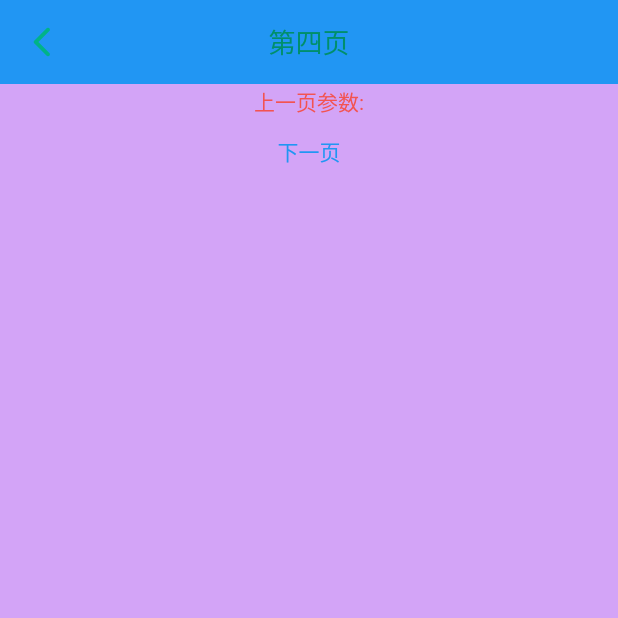
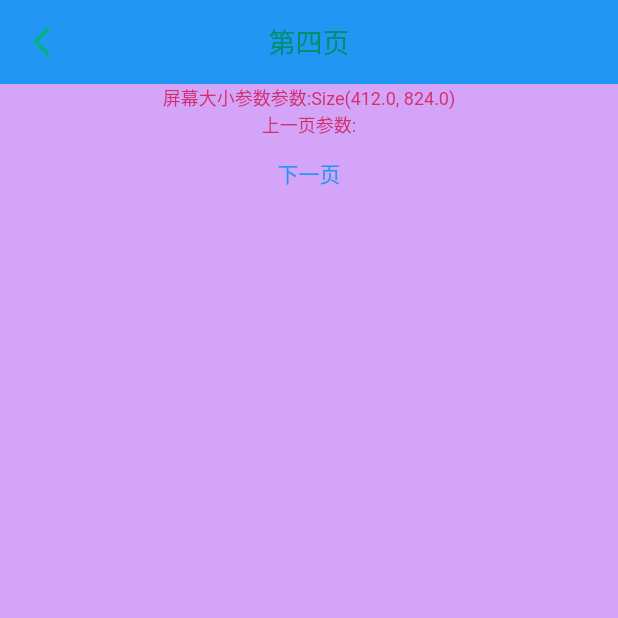
Before and after one commit to lyf571321556/modular_example, a Flutter app: the FourthPage screen opened by its route, on a phone screen of 412 x 824 dp, the top half of it. Run offline on Flutter 3.47's test engine with Material 2 defaults, Android fonts, the light colour scheme and no system bars; our stand-ins replace flutter_modular; Roboto replaces fonts that are missing (PingFang SC).

Commit message:
add: flutter sdk 2.10.1主题样式颜色配置

```diff
--- a/lib/page/fourth_page.dart
+++ b/lib/page/fourth_page.dart
@@ -17,6 +17,8 @@ class FourthPage extends StatefulWidget {
 class _FourthPageState extends State<FourthPage> {
   @override
   Widget build(BuildContext context) {
+    final size = MediaQuery.of(context).size;
+    debugPrint(Theme.of(context).textTheme.caption.toString());
     return Scaffold(
         appBar: AppBar(
           title: Text("第四页"),
@@ -25,7 +27,14 @@ class _FourthPageState extends State<FourthPage> {
           alignment: Alignment.center,
           child: Column(
             children: [
-              Text("上一页参数:${widget.param}"),
+              Text(
+                "屏幕大小参数参数:${size.toString()}",
+                style: Theme.of(context).textTheme.caption,
+              ),
+              Text(
+                "上一页参数:${widget.param}",
+                style: Theme.of(context).textTheme.caption,
+              ),
               TextButton(onPressed: () {}, child: Text("下一页"))
             ],
           ),
--- a/lib/page/home_page.dart
+++ b/lib/page/home_page.dart
@@ -15,6 +15,8 @@ class HomePage extends StatefulWidget {
 class _HomePageState extends State<HomePage> {
   @override
   Widget build(BuildContext context) {
+    final size = MediaQuery.of(context).size;
+    debugPrint(Theme.of(context).textTheme.subtitle2.toString());
     return Scaffold(
       appBar: AppBar(
         title: Text("主页"),
@@ -24,8 +26,12 @@ class _HomePageState extends State<HomePage> {
         child: Column(
           children: [
             Text(
+              "屏幕大小参数参数:${size.toString()}",
+              style: Theme.of(context).textTheme.subtitle2,
+            ),
+            Text(
               "主页",
-              style: Theme.of(appKey.currentContext!).textTheme.caption,
+              style: Theme.of(context).textTheme.subtitle2,
             ),
             TextButton(
                 onPressed: () {
--- a/lib/page/second_page.dart
+++ b/lib/page/second_page.dart
@@ -17,6 +17,8 @@ class SecondPage extends StatefulWidget {
 class _SecondPageState extends State<SecondPage> {
   @override
   Widget build(BuildContext context) {
+    final size = MediaQuery.of(context).size;
+    debugPrint(Theme.of(context).textTheme.bodyText1.toString());
     return Scaffold(
         appBar: AppBar(
           title: Text("第二页"),
@@ -25,7 +27,14 @@ class _SecondPageState extends State<SecondPage> {
           alignment: Alignment.center,
           child: Column(
             children: [
-              Text("上一页参数:${widget.param}"),
+              Text(
+                "屏幕大小参数参数:${size.toString()}",
+                style: Theme.of(context).textTheme.bodyText1,
+              ),
+              Text(
+                "上一页参数:${widget.param}",
+                style: Theme.of(context).textTheme.bodyText1,
+              ),
               TextButton(
                   onPressed: () {
                     Modular.to.pushNamed("/third/2000", arguments: "下一页");
--- a/lib/page/third_page.dart
+++ b/lib/page/third_page.dart
@@ -17,6 +17,8 @@ class ThirdPage extends StatefulWidget {
 class _ThirdPageState extends State<ThirdPage> {
   @override
   Widget build(BuildContext context) {
+    final size = MediaQuery.of(context).size;
+    debugPrint(Theme.of(context).textTheme.bodyText2.toString());
     return Scaffold(
         appBar: AppBar(
           title: const Text("第三页"),
@@ -25,7 +27,12 @@ class _ThirdPageState extends State<ThirdPage> {
             alignment: Alignment.center,
             child: Column(
               children: [
-                Text("上一页参数:${widget.param}"),
+                Text(
+                  "屏幕大小参数参数:${size.toString()}",
+                  style: Theme.of(context).textTheme.bodyText2,
+                ),
+                Text("上一页参数:${widget.param}",
+                    style: Theme.of(context).textTheme.bodyText2),
                 TextButton(
                     onPressed: () {
                       Modular.to.pushNamed("/fourth?param=3000");
```
